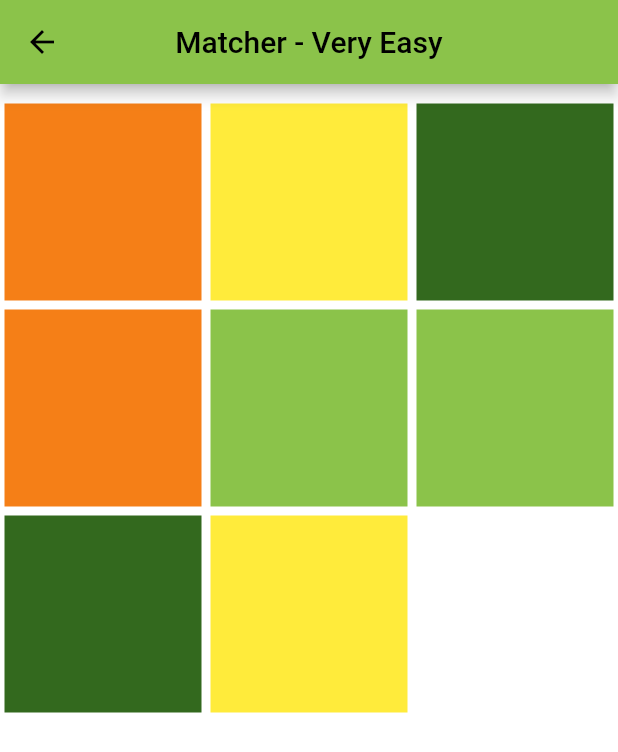
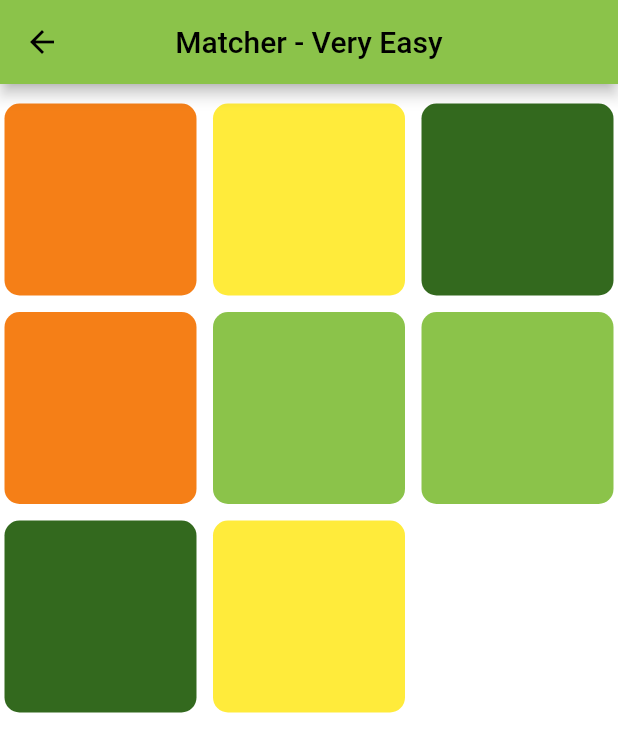
Before and after one commit to pigilwin/memory_game, a Flutter app: the screen it shows after launch, after a tap on "Matcher", on a phone screen of 412 x 824 dp. Shown: the top 752 px of the screen. Run offline on Flutter 3.47's test engine with Material 2 defaults, Android fonts, the phone set to English and light mode, and no system bars; our stand-ins replace bloc, equatable, flutter_bloc.

Commit message:
Curving the boxes

```diff
--- a/lib/matcher/components/active_game_display.dart
+++ b/lib/matcher/components/active_game_display.dart
@@ -98,7 +98,11 @@ class _ActiveGameDisplayState extends State<ActiveGameDisplay> {
   Widget generateGrid(ActiveGame activeGame) {
     return GridView.builder(
       itemCount: activeGame.items.length,
-      gridDelegate: SliverGridDelegateWithFixedCrossAxisCount(crossAxisCount: activeGame.difficulty.crossAxisCount),
+      gridDelegate: SliverGridDelegateWithFixedCrossAxisCount(
+        crossAxisCount: activeGame.difficulty.crossAxisCount,
+        mainAxisSpacing: 5,
+        crossAxisSpacing: 5
+      ),
       itemBuilder: (_, i) {
         final item = activeGame.items[i];
         return MatcherCell(
--- a/lib/matcher/components/matcher_cell.dart
+++ b/lib/matcher/components/matcher_cell.dart
@@ -51,9 +51,9 @@ class MatcherCell extends StatelessWidget {
     return Container(
       margin: const EdgeInsets.all(3),
       decoration: BoxDecoration(
-        color: fetchColor(context)
+        color: fetchColor(context),
+        borderRadius: BorderRadius.circular(10),
       ),
-      padding: const EdgeInsets.symmetric(vertical: 40, horizontal: 10),
       child: Container(),
     );
   }
```
